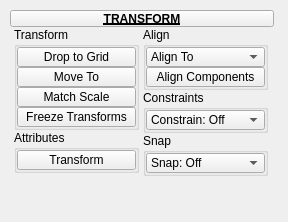
Old version of the form tentacle/ui/uiLevel_3/transform.ui in the repository m3trik/tentacle.
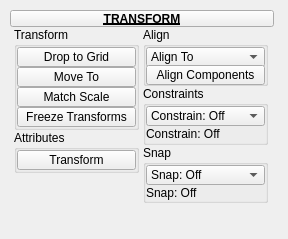
New version of the form. Custom widgets are drawn as their Qt base class.

```diff
--- a/tentacle/ui/uiLevel_3/transform.ui
+++ b/tentacle/ui/uiLevel_3/transform.ui
@@ -10,7 +10,7 @@
     <x>0</x>
     <y>0</y>
     <width>288</width>
-    <height>222</height>
+    <height>239</height>
    </rect>
   </property>
   <property name="minimumSize">
@@ -44,7 +44,7 @@
       <x>10</x>
       <y>10</y>
       <width>264</width>
-      <height>181</height>
+      <height>193</height>
      </rect>
     </property>
     <layout class="QGridLayout" name="gridLayout_2">
@@ -594,6 +594,34 @@
               </item>
              </widget>
             </item>
+            <item>
+             <widget class="Label" name="lbl000">
+              <property name="sizePolicy">
+               <sizepolicy hsizetype="Minimum" vsizetype="Fixed">
+                <horstretch>0</horstretch>
+                <verstretch>0</verstretch>
+               </sizepolicy>
+              </property>
+              <property name="minimumSize">
+               <size>
+                <width>0</width>
+                <height>20</height>
+               </size>
+              </property>
+              <property name="maximumSize">
+               <size>
+                <width>999</width>
+                <height>20</height>
+               </size>
+              </property>
+              <property name="toolTip">
+               <string>Reference scenes in the workspace directory.</string>
+              </property>
+              <property name="text">
+               <string>Constrain: Off</string>
+              </property>
+             </widget>
+            </item>
            </layout>
           </widget>
          </item>
@@ -660,6 +688,34 @@
               </item>
              </widget>
             </item>
+            <item>
+             <widget class="Label" name="lbl001">
+              <property name="sizePolicy">
+               <sizepolicy hsizetype="Minimum" vsizetype="Fixed">
+                <horstretch>0</horstretch>
+                <verstretch>0</verstretch>
+               </sizepolicy>
+              </property>
+              <property name="minimumSize">
+               <size>
+                <width>0</width>
+                <height>20</height>
+               </size>
+              </property>
+              <property name="maximumSize">
+               <size>
+                <width>999</width>
+                <height>20</height>
+               </size>
+              </property>
+              <property name="toolTip">
+               <string>Reference scenes in the workspace directory.</string>
+              </property>
+              <property name="text">
+               <string>Snap: Off</string>
+              </property>
+             </widget>
+            </item>
            </layout>
           </widget>
          </item>
@@ -700,6 +756,11 @@
    <extends>QPushButton</extends>
    <header>widgets.pushbutton.h</header>
   </customwidget>
+  <customwidget>
+   <class>Label</class>
+   <extends>QLabel</extends>
+   <header>widgets.label.h</header>
+  </customwidget>
  </customwidgets>
  <resources/>
  <connections/>
```
